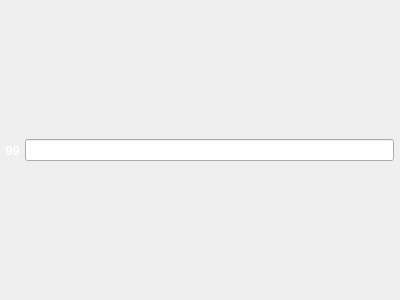
xup61069/EqAPO64_with_VST3_support, file Editor/FilterTableRow.ui: the form before one commit.
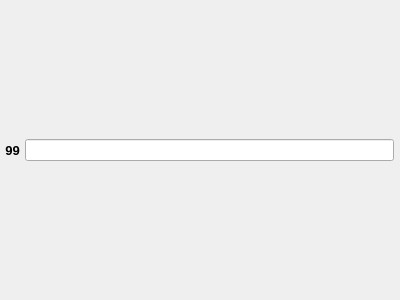
The form after the commit. Icons and pictures are not drawn. Custom widgets are drawn as their Qt base class.

Diff of the .ui file:
```diff
--- a/Editor/FilterTableRow.ui
+++ b/Editor/FilterTableRow.ui
@@ -43,43 +43,6 @@
        <height>0</height>
       </size>
      </property>
-     <property name="palette">
-      <palette>
-       <active>
-        <colorrole role="WindowText">
-         <brush brushstyle="SolidPattern">
-          <color alpha="255">
-           <red>255</red>
-           <green>255</green>
-           <blue>255</blue>
-          </color>
-         </brush>
-        </colorrole>
-       </active>
-       <inactive>
-        <colorrole role="WindowText">
-         <brush brushstyle="SolidPattern">
-          <color alpha="255">
-           <red>255</red>
-           <green>255</green>
-           <blue>255</blue>
-          </color>
-         </brush>
-        </colorrole>
-       </inactive>
-       <disabled>
-        <colorrole role="WindowText">
-         <brush brushstyle="SolidPattern">
-          <color alpha="255">
-           <red>120</red>
-           <green>120</green>
-           <blue>120</blue>
-          </color>
-         </brush>
-        </colorrole>
-       </disabled>
-      </palette>
-     </property>
      <property name="font">
       <font>
        <pointsize>10</pointsize>
```
Left out of the diff: 4 changed lines with no effect on the pictures.
